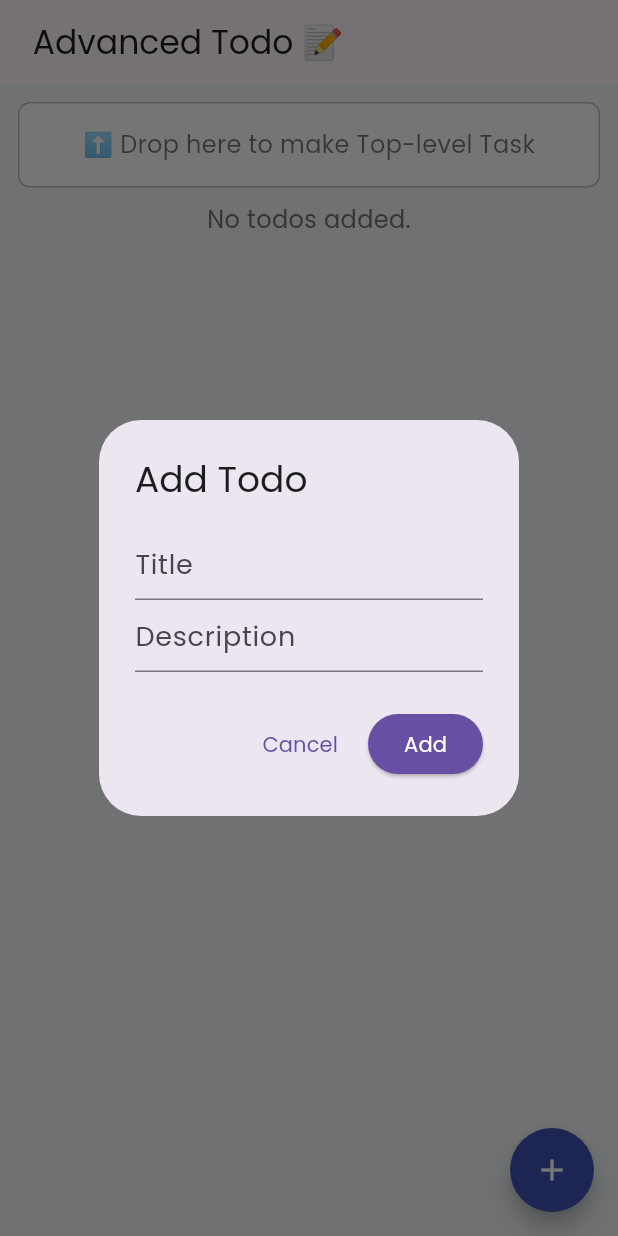
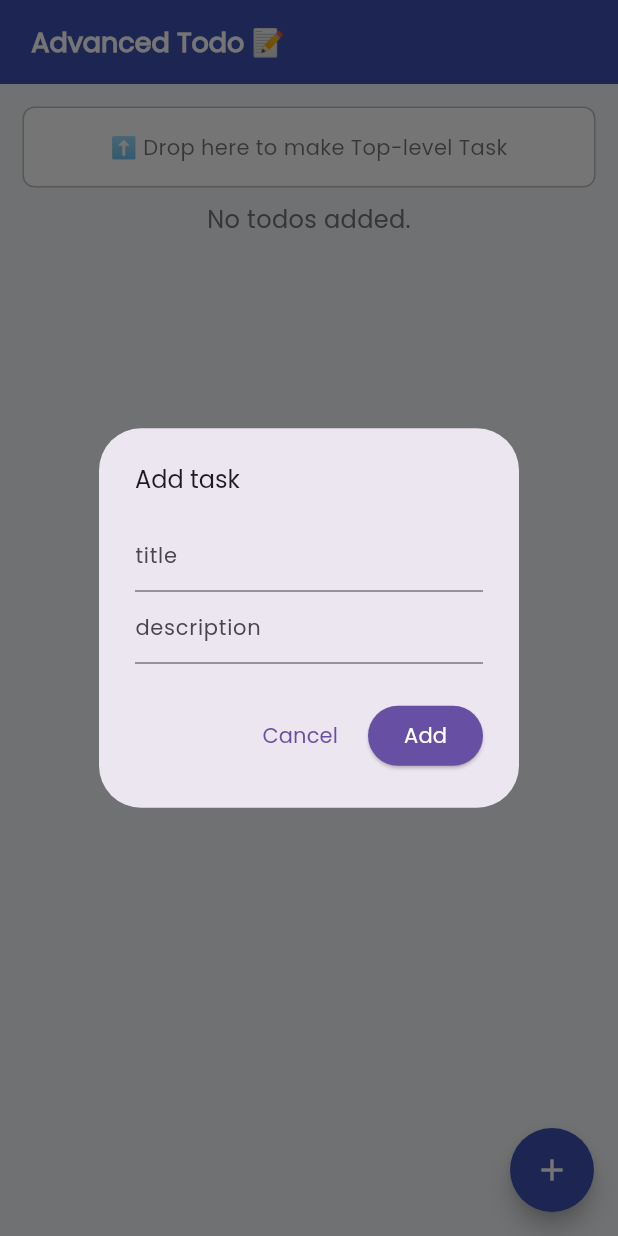
Before and after one commit to shonibaredavida/advance_todo_app, a Flutter app: the screen it shows after launch, after a tap on the "add" icon, on a phone screen of 412 x 824 dp. Run offline on Flutter 3.47's test engine with Material 3 defaults, Android fonts, the phone set to English and light mode, and no system bars; our stand-ins replace flutter_slidable, get, hive, hive_flutter; accounts and stored records are empty.

Commit message:
further changes

```diff
--- a/lib/main.dart
+++ b/lib/main.dart
@@ -22,8 +22,8 @@ class MyApp extends StatelessWidget {
       theme: ThemeData(
         fontFamily: 'Poppins',
         textTheme: const TextTheme(
-          bodyLarge: TextStyle(fontSize: 18),
-          bodyMedium: TextStyle(fontSize: 16),
+          bodyLarge: TextStyle(fontSize: 14),
+          bodyMedium: TextStyle(fontSize: 12),
         ),
       ),
       debugShowCheckedModeBanner: false,
--- a/lib/views/home_view.dart
+++ b/lib/views/home_view.dart
@@ -17,14 +17,24 @@ class HomeView extends StatelessWidget {
   Widget build(BuildContext context) {
     return Scaffold(
       backgroundColor: const Color(0xFFF4F6F8),
-      appBar: AppBar(title: const Text(" Advanced Todo 📝")),
+      appBar: AppBar(
+        backgroundColor: Colors.indigo,
+        title: Text(
+          " Advanced Todo 📝",
+          style: TextStyle(
+            fontSize: 18,
+            fontWeight: FontWeight.bold,
+            color: Colors.white,
+          ),
+        ),
+      ),
       body: Obx(() {
         final rootTodos = controller.todosMap.values
             .where((thisTodo) => thisTodo.parentId == null)
             .toList();
 
         return Padding(
-          padding: const EdgeInsets.all(12),
+          padding: const EdgeInsets.all(15),
           child: ListView(
             children: [
               _buildDropToTopLevelArea(),
@@ -85,7 +95,7 @@ class HomeView extends StatelessWidget {
           child: const Center(
             child: Text(
               '⬆️ Drop here to make Top-level Task',
-              style: TextStyle(color: Colors.black54),
+              style: TextStyle(color: Colors.black54, fontSize: 14),
             ),
           ),
         );
--- a/lib/views/widgets/todo_dialog_prompt.dart
+++ b/lib/views/widgets/todo_dialog_prompt.dart
@@ -12,17 +12,23 @@ void showAddTodoDialog(
   showDialog(
     context: context,
     builder: (_) => AlertDialog(
-      title: Text(parentId == null ? "Add Todo" : "Add Sub-Todo"),
+      title: Text(
+        parentId == null ? "Add task" : "Add sub-task",
+        style: TextStyle(fontSize: 16),
+      ),
       content: Column(
         mainAxisSize: MainAxisSize.min,
         children: [
           TextField(
             controller: titleCtrl,
-            decoration: const InputDecoration(hintText: "Title"),
+            decoration: const InputDecoration(hintText: "title"),
           ),
           TextField(
             controller: descCtrl,
-            decoration: const InputDecoration(hintText: "Description"),
+            decoration: const InputDecoration(
+              hintText: "description",
+              hintStyle: TextStyle(fontSize: 14),
+            ),
           ),
         ],
       ),
```
